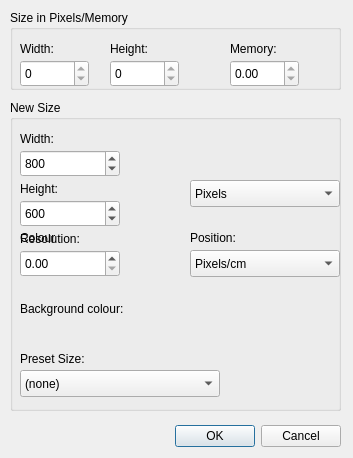
Old version of the form src/dialogs/NewDialog.ui in the repository PhotoFlare/photoflare.
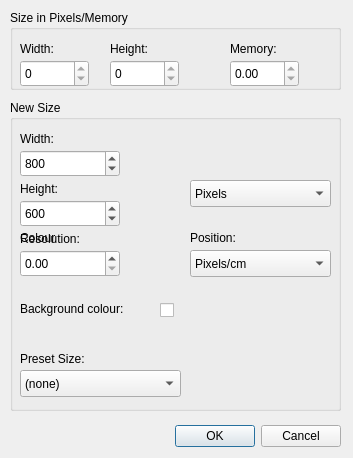
New version of the form. Icons and pictures are not drawn. Custom widgets are drawn as their Qt base class.

Commit message: Add feature to have transparent background colour

The edit to the form file:
```diff
--- a/src/dialogs/NewDialog.ui
+++ b/src/dialogs/NewDialog.ui
@@ -74,7 +74,7 @@
     <rect>
      <x>190</x>
      <y>180</y>
-     <width>150</width>
+     <width>141</width>
      <height>27</height>
     </rect>
    </property>
@@ -304,7 +304,7 @@
      <rect>
       <x>10</x>
       <y>220</y>
-      <width>151</width>
+      <width>161</width>
       <height>27</height>
      </rect>
     </property>
@@ -314,7 +314,7 @@
      <rect>
       <x>10</x>
       <y>270</y>
-      <width>200</width>
+      <width>161</width>
       <height>27</height>
      </rect>
     </property>
@@ -385,7 +385,7 @@
      <rect>
       <x>10</x>
       <y>200</y>
-      <width>161</width>
+      <width>141</width>
       <height>17</height>
      </rect>
     </property>
@@ -466,7 +466,7 @@
      <rect>
       <x>180</x>
       <y>150</y>
-      <width>150</width>
+      <width>141</width>
       <height>27</height>
      </rect>
     </property>
@@ -481,6 +481,19 @@
      </property>
     </item>
    </widget>
+   <widget class="QCheckBox" name="backgroundColourEnabled">
+    <property name="geometry">
+     <rect>
+      <x>150</x>
+      <y>200</y>
+      <width>16</width>
+      <height>21</height>
+     </rect>
+    </property>
+    <property name="text">
+     <string/>
+    </property>
+   </widget>
   </widget>
   <zorder>groupBox_2</zorder>
   <zorder>buttonBox</zorder>
```
The commit also changes 3 other files.
